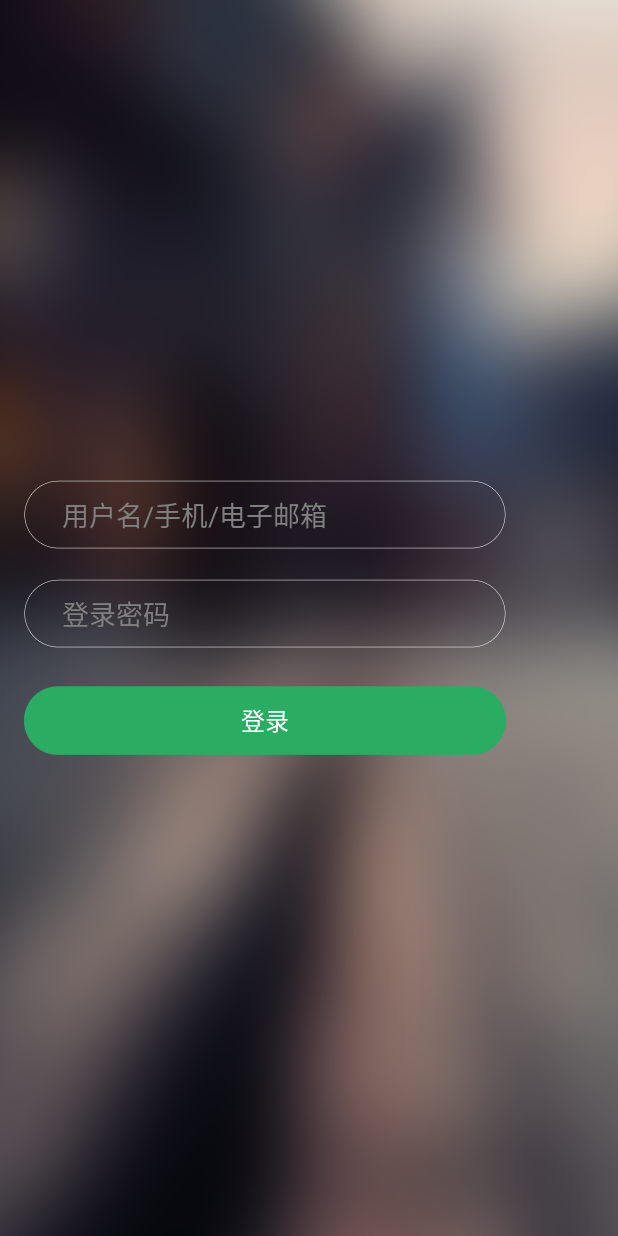
After one commit to liaozengxiang/TaiJie, an Android app: the layout activity_login.xml on its own in the app's theme, with its tools: preview values and no code run, on a phone screen of 412 x 824 dp. The commit adds this screen. Run offline under Robolectric (Android 15) with nearby library versions, the phone set to English and light mode, and no system bars.

Commit message:
增加登录界面

```diff
--- /dev/null
+++ b/src/client/app/src/main/res/layout/activity_login.xml
@@ -0,0 +1,48 @@
+<LinearLayout xmlns:android="http://schemas.android.com/apk/res/android"
+    xmlns:tools="http://schemas.android.com/tools" android:layout_width="match_parent"
+    android:layout_height="match_parent" android:paddingLeft="@dimen/activity_horizontal_margin"
+    android:paddingRight="@dimen/activity_horizontal_margin"
+    android:paddingTop="@dimen/activity_vertical_margin"
+    android:paddingBottom="@dimen/activity_vertical_margin"
+    android:background="@drawable/login_background"
+    android:orientation="vertical"
+    android:gravity="center_vertical"
+    tools:context="com.moodwu.taijie.LoginActivity">
+
+    <EditText
+        android:layout_width="321dp"
+        android:layout_height="46dp"
+        android:layout_centerVertical="true"
+        android:layout_centerHorizontal="true"
+        android:background="@drawable/login_edit_box"
+        android:textColor="#fff"
+        android:paddingLeft="25dp"
+        android:paddingRight="25dp"
+        android:singleLine="true"
+        android:hint="@string/login_id"/>
+
+    <EditText
+        android:layout_marginTop="20dp"
+        android:layout_width="321dp"
+        android:layout_height="46dp"
+        android:layout_centerVertical="true"
+        android:layout_centerHorizontal="true"
+        android:background="@drawable/login_edit_box"
+        android:textColor="#fff"
+        android:paddingLeft="25dp"
+        android:paddingRight="25dp"
+        android:password="true"
+        android:singleLine="true"
+        android:hint="@string/login_password" />
+
+    <Button
+        android:layout_marginTop="25dp"
+        android:layout_width="321dp"
+        android:layout_height="46dp"
+        android:background="@drawable/login_btn"
+        android:text="登录"
+        android:textSize="16dp"
+        android:textColor="#fff"
+        android:id="@+id/btn_login"/>
+
+</LinearLayout>
--- /dev/null
+++ b/src/client/app/src/main/res/menu/menu_login.xml
@@ -0,0 +1,5 @@
+<menu xmlns:android="http://schemas.android.com/apk/res/android"
+    xmlns:tools="http://schemas.android.com/tools" tools:context="com.moodwu.taijie.LoginActivity">
+    <item android:id="@+id/action_settings" android:title="@string/action_settings"
+        android:orderInCategory="100" android:showAsAction="never" />
+</menu>
--- a/src/client/app/src/main/res/values/strings.xml
+++ b/src/client/app/src/main/res/values/strings.xml
@@ -2,4 +2,9 @@
     <string name="app_name">台阶</string>
 
     <string name="action_settings">Settings</string>
+    <string name="title_activity_login">登录</string>
+    <string name="login_id">用户名/手机/电子邮箱</string>
+    <string name="login_password">登录密码</string>
+
+    <string name="hello_world">Hello world!</string>
 </resources>
```
Also changed, not shown: src/client/app/src/main/AndroidManifest.xml (+7 -2 lines), src/client/app/src/main/java/com/moodwu/taijie/LoginActivity.java (added, +66 -0 lines), src/client/app/src/main/java/com/moodwu/taijie/MainActivity.java (+19 -0 lines), src/client/app/src/main/res/layout/activity_main.xml (+12 -0 lines), src/client/app/src/main/res/drawable/login_background.png (added), src/client/app/src/main/res/drawable/login_btn.png (added), src/client/app/src/main/res/drawable/login_edit_box.png (added).
